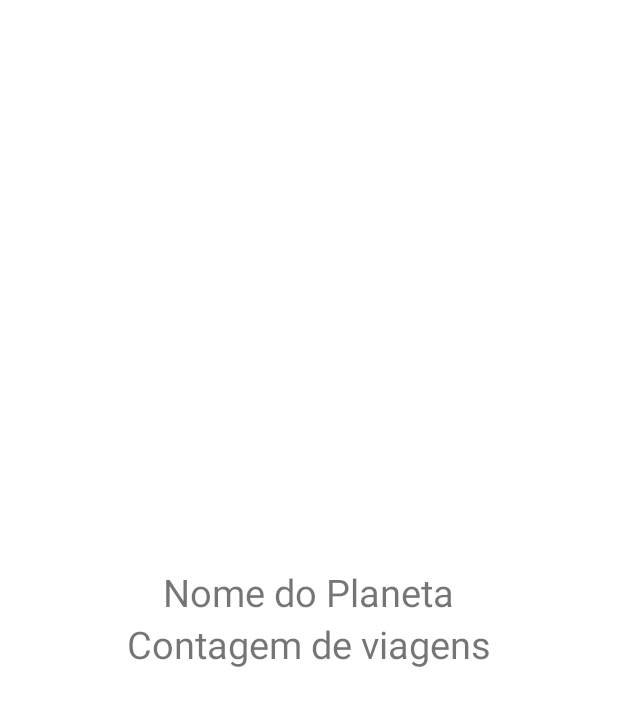
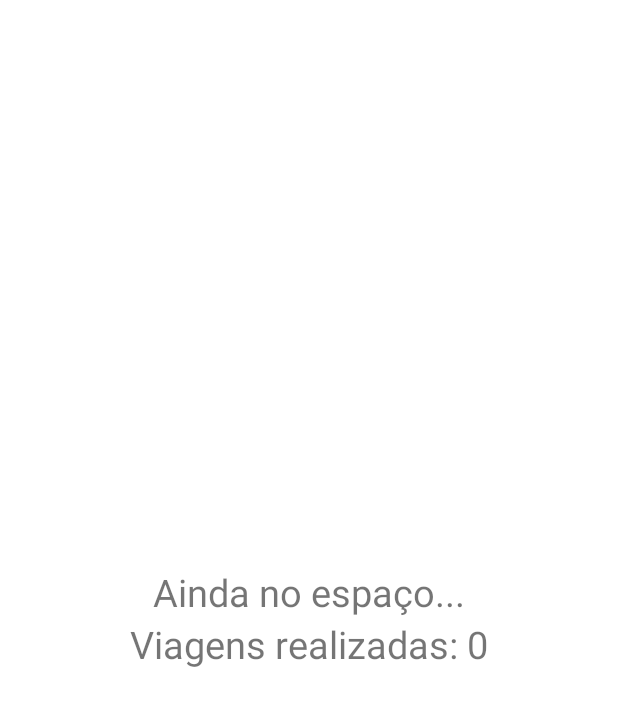
Before and after one commit to Alexhcx/exercicio_5, an Android app: the PlanetFragment screen opened directly, with no data from a screen before it, on a phone screen of 412 x 824 dp. Shown: the top 706 px of the screen. Run offline under Robolectric (Android 15) with nearby library versions, the phone set to English and light mode, and no system bars.

Commit message:
- Correção de UI

```diff
--- a/app/src/main/res/layout-sw480dp/planet_fragment.xml
+++ b/app/src/main/res/layout-sw480dp/planet_fragment.xml
@@ -34,14 +34,14 @@
                     android:textSize="40sp"
                     android:layout_width="wrap_content"
                     android:layout_height="wrap_content"
-                    android:text="Nome do Planeta" />
+                    android:text="Ainda no espaço..." />
 
                 <TextView
                     android:id="@+id/contagemViagens"
                     android:textSize="40sp"
                     android:layout_width="wrap_content"
                     android:layout_height="wrap_content"
-                    android:text="Contagem de viagens" />
+                    android:text="Viagens realizadas: 0" />
             </LinearLayout>
 
         </androidx.constraintlayout.widget.ConstraintLayout>
--- a/app/src/main/res/layout-sw720dp/planet_fragment.xml
+++ b/app/src/main/res/layout-sw720dp/planet_fragment.xml
@@ -38,14 +38,14 @@
                     android:textSize="45sp"
                     android:layout_width="wrap_content"
                     android:layout_height="wrap_content"
-                    android:text="Nome do Planeta" />
+                    android:text="Ainda no espaço..." />
 
                 <TextView
                     android:id="@+id/contagemViagens"
                     android:textSize="45sp"
                     android:layout_width="wrap_content"
                     android:layout_height="wrap_content"
-                    android:text="Contagem de viagens" />
+                    android:text="Viagens realizadas: 0" />
             </LinearLayout>
 
         </androidx.constraintlayout.widget.ConstraintLayout>
--- a/app/src/main/res/layout/planet_fragment.xml
+++ b/app/src/main/res/layout/planet_fragment.xml
@@ -34,14 +34,14 @@
                     android:textSize="25sp"
                     android:layout_width="wrap_content"
                     android:layout_height="wrap_content"
-                    android:text="Nome do Planeta" />
+                    android:text="Ainda no espaço..." />
 
                 <TextView
                     android:id="@+id/contagemViagens"
                     android:textSize="25sp"
                     android:layout_width="wrap_content"
                     android:layout_height="wrap_content"
-                    android:text="Contagem de viagens" />
+                    android:text="Viagens realizadas: 0" />
             </LinearLayout>
 
         </androidx.constraintlayout.widget.ConstraintLayout>
```
